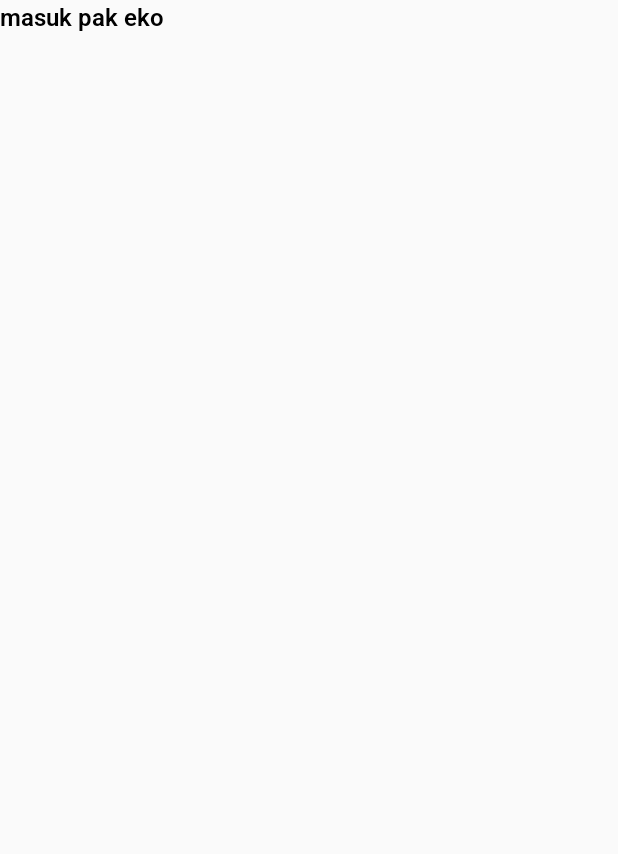
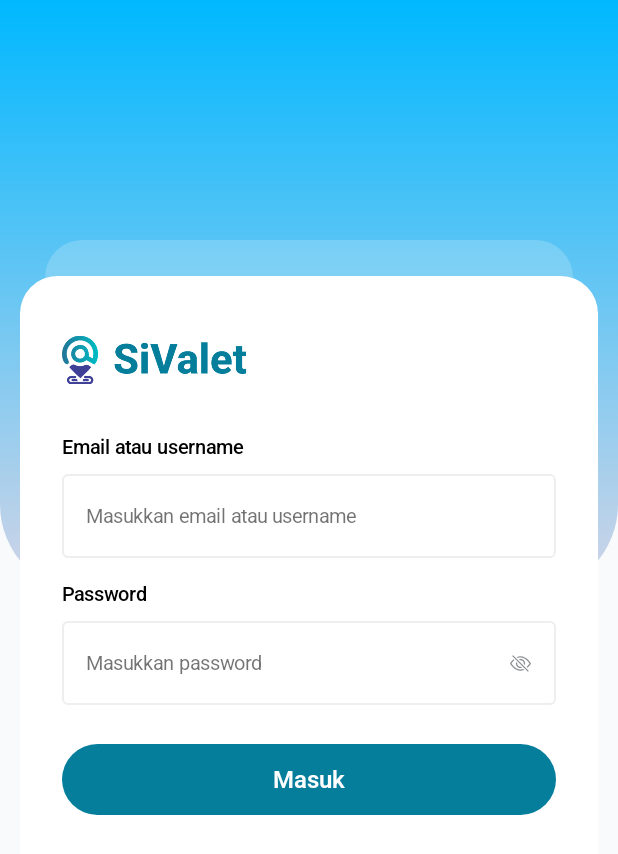
Before and after one commit to FikrTechnology/SiValet_Android, an Android app built with Jetpack Compose: the screen it shows after launch (MainActivity), on a phone screen of 412 x 824 dp. Before the commit the part shown is almost empty. Shown: the top 854 px of the screen. Run offline under Robolectric (Android 15) with nearby library versions, the phone set to English and light mode, and no system bars.

Commit message:
Update Login Screen and add Component Login Screen

```diff
--- /dev/null
+++ b/app/src/main/java/com/example/sivalet/presentation/component/ComponentTextFieldLogin.kt
@@ -0,0 +1,84 @@
+package com.example.sivalet.presentation.component
+
+import androidx.compose.foundation.background
+import androidx.compose.foundation.border
+import androidx.compose.foundation.layout.Box
+import androidx.compose.foundation.layout.Spacer
+import androidx.compose.foundation.layout.fillMaxSize
+import androidx.compose.foundation.layout.fillMaxWidth
+import androidx.compose.foundation.layout.height
+import androidx.compose.foundation.layout.padding
+import androidx.compose.foundation.shape.RoundedCornerShape
+import androidx.compose.foundation.text.BasicTextField
+import androidx.compose.material3.Icon
+import androidx.compose.material3.MaterialTheme
+import androidx.compose.material3.OutlinedTextField
+import androidx.compose.material3.OutlinedTextFieldDefaults
+import androidx.compose.material3.Text
+import androidx.compose.runtime.Composable
+import androidx.compose.ui.Alignment
+import androidx.compose.ui.Modifier
+import androidx.compose.ui.graphics.Color
+import androidx.compose.ui.res.painterResource
+import androidx.compose.ui.text.font.FontWeight
+import androidx.compose.ui.unit.dp
+import com.example.sivalet.R
+import com.example.sivalet.ui.theme.SiValetColor
+
+@Composable
+fun OutlinedTextFieldLogin(
+    labelName: String,
+    value: String,
+    onValueChange: (String) -> Unit,
+    placeholder: String,
+    trailingIcon: @Composable (() -> Unit)? = null
+) {
+    TextBodyMediumBlack500(
+        text = labelName
+    )
+    Spacer(modifier = Modifier.height(10.dp))
+    OutlinedTextField(
+        modifier = Modifier
+            .fillMaxWidth(),
+        value = value,
+        onValueChange = onValueChange,
+        placeholder = { TextBodyMediumGray400(text = placeholder) },
+        colors = OutlinedTextFieldDefaults.colors(
+            unfocusedBorderColor = SiValetColor.BorderColor,
+            unfocusedPlaceholderColor = SiValetColor.Black.copy(alpha = 0.5f),
+        ),
+        shape = RoundedCornerShape(4.dp),
+        trailingIcon = trailingIcon
+    )
+//    BasicTextField(
+//        value = value,
+//        onValueChange = onValueChange,
+//        singleLine = true,
+//        modifier = Modifier
+//            .fillMaxWidth()
+//            .height(44.dp)
+//            .background(Color.White, RoundedCornerShape(4.dp))
+//            .border(
+//                width = 1.dp,
+//                color = SiValetColor.BorderColor,
+//                shape = RoundedCornerShape(4.dp)
+//            )
+//            .padding(horizontal = 12.dp), // padding manual
+//        decorationBox = { innerTextField ->
+//            Box(
+//                Modifier
+//                    .fillMaxSize(),
+//                contentAlignment = Alignment.CenterStart
+//            ) {
+//                if (value.isEmpty()) {
+//                    Text(
+//                        text = placeholder,
+//                        color = SiValetColor.Black.copy(alpha = 0.5f),
+//                        style = MaterialTheme.typography.bodyMedium
+//                    )
+//                }
+//                innerTextField()
+//            }
+//        }
+//    )
+}
--- a/app/src/main/java/com/example/sivalet/presentation/login/LoginScreen.kt
+++ b/app/src/main/java/com/example/sivalet/presentation/login/LoginScreen.kt
@@ -1,9 +1,147 @@
 package com.example.sivalet.presentation.login
 
-import androidx.compose.material3.Text
+import androidx.compose.foundation.Image
+import androidx.compose.foundation.background
+import androidx.compose.foundation.layout.Box
+import androidx.compose.foundation.layout.Column
+import androidx.compose.foundation.layout.Spacer
+import androidx.compose.foundation.layout.WindowInsets
+import androidx.compose.foundation.layout.fillMaxSize
+import androidx.compose.foundation.layout.fillMaxWidth
+import androidx.compose.foundation.layout.height
+import androidx.compose.foundation.layout.padding
+import androidx.compose.foundation.layout.width
+import androidx.compose.foundation.shape.RoundedCornerShape
+import androidx.compose.material3.Button
+import androidx.compose.material3.ButtonDefaults
+import androidx.compose.material3.Icon
+import androidx.compose.material3.Scaffold
+import androidx.compose.material3.TextButton
 import androidx.compose.runtime.Composable
+import androidx.compose.runtime.getValue
+import androidx.compose.runtime.mutableStateOf
+import androidx.compose.runtime.remember
+import androidx.compose.runtime.setValue
+import androidx.compose.ui.Alignment
+import androidx.compose.ui.Modifier
+import androidx.compose.ui.draw.clip
+import androidx.compose.ui.graphics.Brush
+import androidx.compose.ui.res.painterResource
+import androidx.compose.ui.tooling.preview.Preview
+import androidx.compose.ui.unit.dp
+import com.example.sivalet.R
+import com.example.sivalet.presentation.component.OutlinedTextFieldLogin
+import com.example.sivalet.presentation.component.TextBodyLargeWhite600
+import com.example.sivalet.presentation.component.TextBodySmallOldBlue500
+import com.example.sivalet.ui.theme.SiValetColor
 
+@Preview(showBackground = true)
 @Composable
 fun LoginScreen() {
-    Text(text = "masuk pak eko")
+    var username by remember { mutableStateOf("") }
+    var password by remember { mutableStateOf("") }
+
+    Scaffold(
+        contentWindowInsets = WindowInsets(0.dp, 0.dp, 0.dp, 0.dp)
+    ) { paddingValues ->
+        Box(
+            modifier = Modifier
+                .fillMaxSize()
+                .padding(paddingValues)
+                .background(SiValetColor.SmoothWhite)
+        ){
+            Box(
+                modifier = Modifier
+                    .fillMaxWidth()
+                    .height(395.dp)
+                    .clip(RoundedCornerShape(bottomStart = 59.dp, bottomEnd = 59.dp)) // clip dulu
+                    .background( // background mengikuti clip
+                        brush = Brush.verticalGradient(
+                            colors = listOf(
+                                SiValetColor.GradientBlue,
+                                SiValetColor.GradientPurple.copy(alpha = 0.2f)
+                            )
+                        )
+                    )
+            ) {
+                Box(
+                    modifier = Modifier
+                        .fillMaxSize()
+                        .padding(start = 30.dp, end = 30.dp, top = 160.dp, bottom = 0.dp)
+                        .clip(RoundedCornerShape(topStart = 25.dp, topEnd = 25.dp))
+                        .background(SiValetColor.SmoothWhite.copy(alpha = 0.2f))
+                )
+            }
+
+            Box(
+                modifier = Modifier
+                    .fillMaxSize()
+                    .padding(start = 13.dp, end = 13.dp, top = 184.dp, bottom = 220.dp)
+                    .clip(RoundedCornerShape(25.dp))
+                    .background(SiValetColor.White)
+            ) {
+                Column(
+                    modifier = Modifier
+                        .fillMaxSize()
+                        .padding(horizontal = 28.dp, vertical = 40.dp)
+                ) {
+                    Image(
+                        modifier = Modifier
+                            .width(123.dp),
+                        painter = painterResource(id = R.drawable.logo_login_png),
+                        contentDescription = "Logo Login"
+                    )
+
+                    Spacer(modifier = Modifier.height(34.dp))
+
+                    OutlinedTextFieldLogin(
+                        labelName = "Email atau username",
+                        value = username,
+                        onValueChange = { username = it },
+                        placeholder = "Masukkan email atau username",
+                    )
+
+                    Spacer(modifier = Modifier.height(16.dp))
+
+                    OutlinedTextFieldLogin(
+                        labelName = "Password",
+                        value = password,
+                        onValueChange = { password = it },
+                        placeholder = "Masukkan password",
+                        trailingIcon = {
+                            Icon(
+                                painter = painterResource(id = R.drawable.ico_eye_hide),
+                                contentDescription = "Icon Eye Hide"
+                            )
+                        }
+                    )
+
+                    Spacer(modifier = Modifier.height(25.dp))
+
+                    Button(
+                        modifier = Modifier
+                            .fillMaxWidth()
+                            .height(47.dp),
+                        onClick = { /*TODO*/ },
+                        colors = ButtonDefaults.buttonColors(SiValetColor.Primary)
+                    ) {
+                        TextBodyLargeWhite600(text = "Masuk")
+                    }
+
+                    Spacer(modifier = Modifier.height(10.dp))
+
+                    Box(
+                        modifier = Modifier.fillMaxWidth(),
+                        contentAlignment = Alignment.CenterEnd
+                    ) {
+                        TextButton(
+                            onClick = { /*TODO*/ }
+                        ) {
+                            TextBodySmallOldBlue500(text = "Lupa Password ?")
+                        }
+                    }
+                }
+            }
+        }
+    }
 }
--- a/app/src/main/java/com/example/sivalet/ui/theme/Color.kt
+++ b/app/src/main/java/com/example/sivalet/ui/theme/Color.kt
@@ -17,4 +17,9 @@ object SiValetColor {
     val Secondary = Color(0xFF00C064)
     val Third = Color(0xFFFFBE40)
     val Red = Color(0xFFC00000)
+    val GradientBlue = Color(0xFF00B8FF)
+    val GradientPurple = Color(0xFF3E4096)
+    val SmoothWhite = Color(0xFFF8FAFB)
+    val BorderColor = Color(0xFFEEEEEE)
+    val OldBlue = Color(0xFF085686)
 }
--- a/app/src/main/java/com/example/sivalet/ui/theme/Type.kt
+++ b/app/src/main/java/com/example/sivalet/ui/theme/Type.kt
@@ -64,8 +64,8 @@ val Typography = Typography(
     ),
     bodyMedium = TextStyle(
         fontFamily = Roboto,
-        fontWeight = FontWeight.W600,
-        fontSize = 13.sp,
+        fontWeight = FontWeight.W500,
+        fontSize = 13.33.sp,
         lineHeight = 24.sp,
         letterSpacing = 0.sp
     ),
--- /dev/null
+++ b/app/src/main/res/drawable/ico_eye_hide.xml
@@ -0,0 +1,18 @@
+<vector xmlns:android="http://schemas.android.com/apk/res/android"
+    android:width="14dp"
+    android:height="14dp"
+    android:viewportWidth="14"
+    android:viewportHeight="14">
+  <path
+      android:pathData="M11.689,9.833C13.177,8.505 14,7 14,7C14,7 11.375,2.188 7,2.188C6.16,2.19 5.329,2.365 4.559,2.702L5.232,3.377C5.799,3.171 6.397,3.065 7,3.063C8.855,3.063 10.394,4.084 11.522,5.212C12.065,5.758 12.552,6.357 12.974,7C12.924,7.076 12.867,7.16 12.804,7.252C12.511,7.672 12.078,8.232 11.522,8.788C11.378,8.932 11.227,9.074 11.07,9.213L11.689,9.833Z"
+      android:fillColor="#000000"
+      android:fillAlpha="0.6"/>
+  <path
+      android:pathData="M9.885,8.029C10.08,7.483 10.116,6.892 9.989,6.327C9.862,5.761 9.577,5.243 9.167,4.832C8.756,4.422 8.238,4.137 7.672,4.01C7.107,3.883 6.516,3.919 5.97,4.114L6.69,4.834C7.026,4.786 7.369,4.817 7.692,4.924C8.014,5.032 8.307,5.213 8.547,5.453C8.787,5.693 8.968,5.986 9.075,6.308C9.183,6.631 9.214,6.973 9.166,7.31L9.885,8.029ZM7.31,9.166L8.029,9.885C7.483,10.08 6.892,10.116 6.327,9.989C5.761,9.862 5.243,9.577 4.832,9.167C4.422,8.756 4.137,8.238 4.01,7.672C3.883,7.107 3.919,6.516 4.114,5.97L4.834,6.69C4.786,7.026 4.817,7.369 4.924,7.692C5.032,8.014 5.213,8.307 5.453,8.547C5.693,8.787 5.986,8.968 6.308,9.075C6.631,9.183 6.973,9.214 7.31,9.166Z"
+      android:fillColor="#000000"
+      android:fillAlpha="0.6"/>
+  <path
+      android:pathData="M2.931,4.786C2.774,4.926 2.623,5.068 2.478,5.212C1.935,5.758 1.448,6.357 1.026,7L1.196,7.252C1.489,7.672 1.922,8.232 2.478,8.788C3.606,9.916 5.146,10.938 7,10.938C7.627,10.938 8.216,10.821 8.767,10.623L9.441,11.298C8.671,11.635 7.84,11.81 7,11.813C2.625,11.813 0,7 0,7C0,7 0.822,5.494 2.311,4.167L2.93,4.787L2.931,4.786ZM11.94,12.56L1.44,2.06L2.06,1.44L12.56,11.94L11.94,12.56Z"
+      android:fillColor="#000000"
+      android:fillAlpha="0.6"/>
+</vector>
```
Also changed, not shown: app/src/main/java/com/example/sivalet/presentation/component/ComponentText.kt (added, +143 -0 lines), app/src/main/res/drawable/logo_login_png.png (added).
